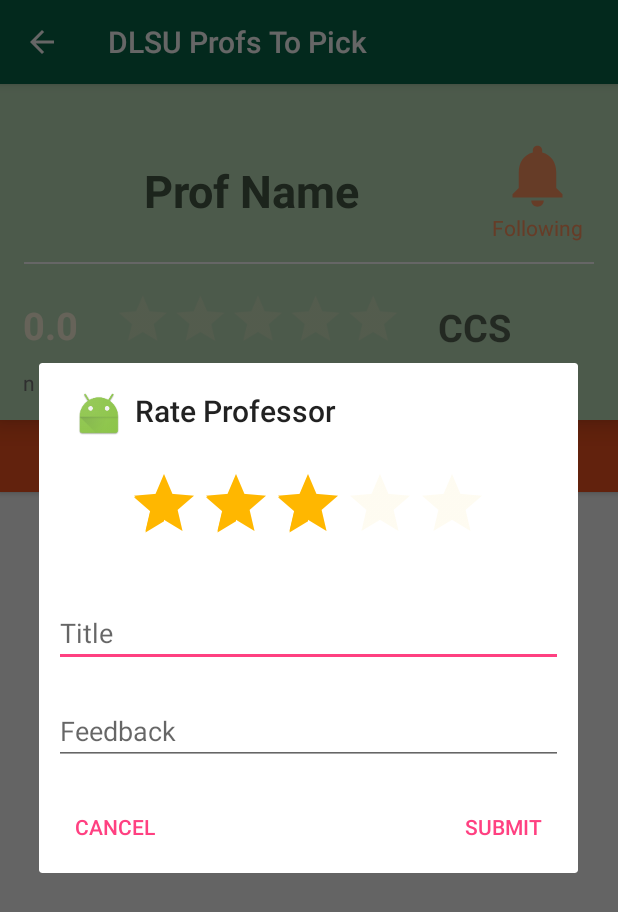
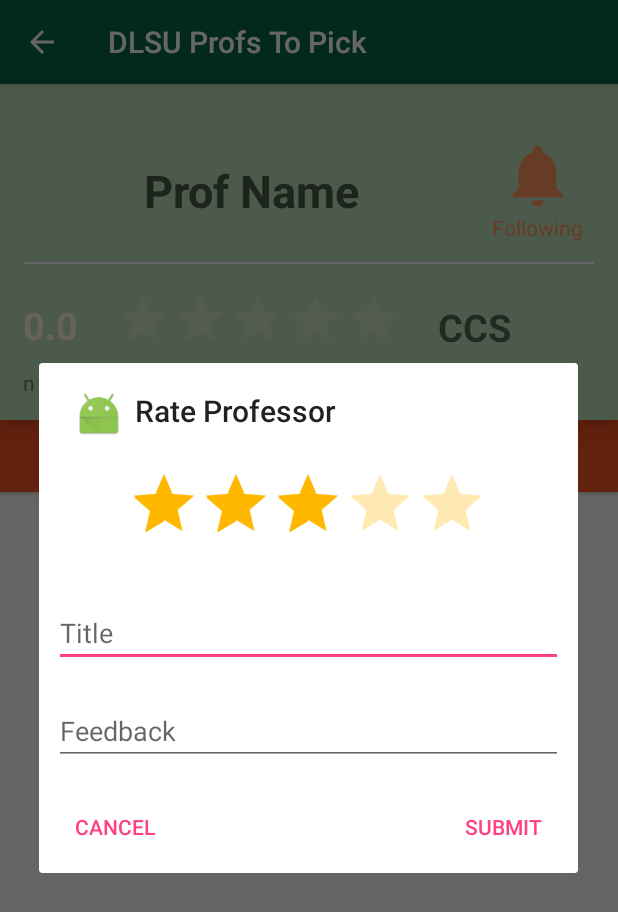
Before and after one commit to harveylallave/MOBAPDE, an Android app: the ProfPage screen opened directly, with no data from a screen before it, after a tap on "RATE", on a phone screen of 412 x 824 dp. Shown: the top 912 px of the screen. Run offline under Robolectric (Android 15) with nearby library versions, the phone set to English and light mode, and no system bars; 11 statements that could not run were skipped; 2 other taps on this screen came first.

Commit message:
ui stars

```diff
--- a/app/src/main/res/layout/add_review_dialog.xml
+++ b/app/src/main/res/layout/add_review_dialog.xml
@@ -9,8 +9,9 @@
         android:id="@+id/rb_rating"
         android:layout_gravity="center"
         android:layout_margin="20dp"
-        android:theme="@style/RatingBar"
-        android:stepSize="1"/>
+        android:theme="@style/RatingBarGold"
+        android:stepSize="1"
+        />
 
     <EditText
         android:layout_width="match_parent"
--- a/app/src/main/res/values/styles.xml
+++ b/app/src/main/res/values/styles.xml
@@ -10,6 +10,16 @@
 
     <style name="RatingBar" parent="Theme.AppCompat">
         <item name="colorControlNormal">#fcf3d1</item>
+        <item name="colorControlActivated">#fcf3d1</item>
+        <item name="android:numStars">5</item>
+        <item name="android:rating">3</item>
+        <item name="android:max">5</item>
+        <item name="android:stepSize">0.1</item>
+
+    </style>
+
+    <style name="RatingBarGold" parent="Theme.AppCompat">
+        <item name="colorControlNormal">#ffb700</item>
         <item name="colorControlActivated">#ffb700</item>
         <item name="android:numStars">5</item>
         <item name="android:rating">3</item>
```
